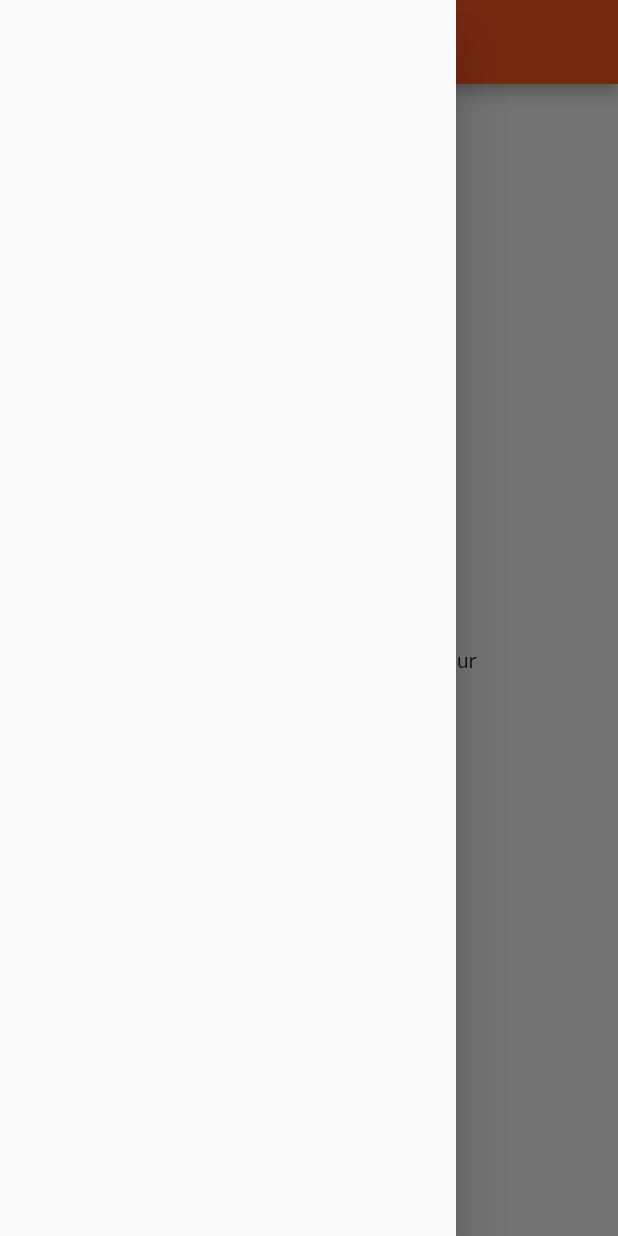
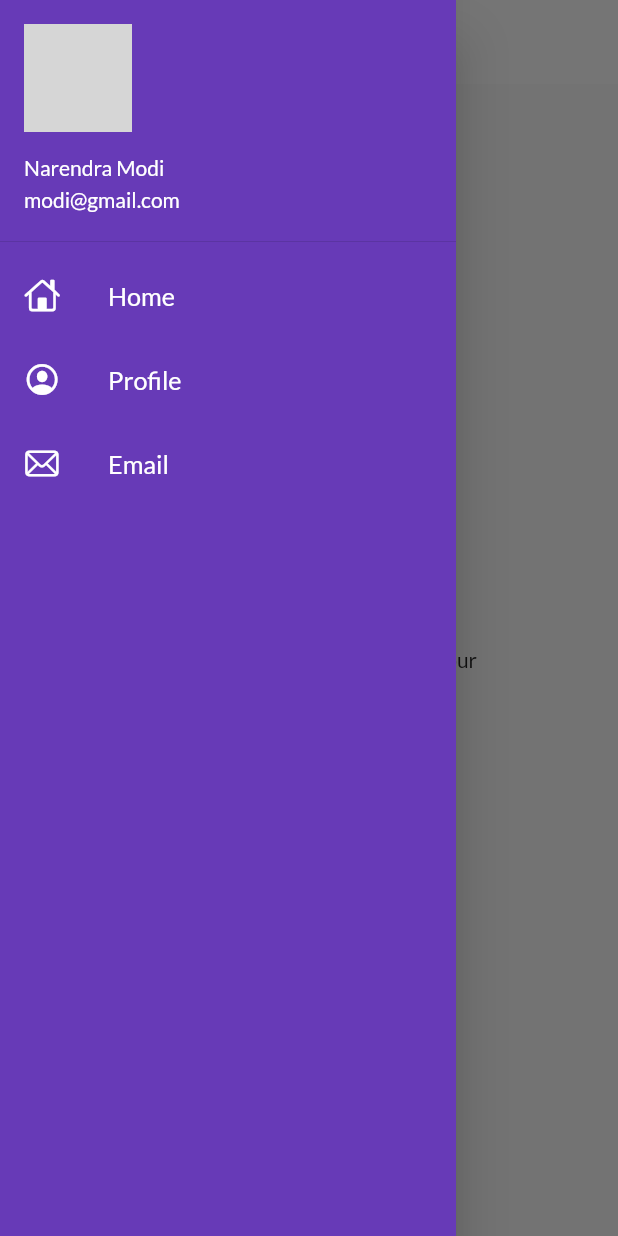
Before and after one commit to harshal-17/30DaysOfFlutter, a Flutter app: the HomePage screen opened by its route, with the side drawer open, on a phone screen of 412 x 824 dp. Run offline on Flutter 3.47's test engine with Material 2 defaults, Android fonts, the phone set to English and light mode, and no system bars; our stand-ins replace google_fonts; network calls fail; grey boxes are pictures that could not be loaded.

Commit message:
day 3 completed

```diff
--- a/lib/pages/home_page.dart
+++ b/lib/pages/home_page.dart
@@ -1,4 +1,5 @@
 import 'package:flutter/material.dart';
+import 'package:flutter_catalog/widgets/drawer.dart';
 
 class HomePage extends StatelessWidget {
   final int days = 30;
@@ -15,7 +16,7 @@ class HomePage extends StatelessWidget {
           child: Text('Welcome to $days of flutter by $name'),
         ),
       ),
-      drawer: Drawer(),
+      drawer: MyDrawer(),
     );
   }
 }
--- /dev/null
+++ b/lib/widgets/drawer.dart
@@ -0,0 +1,65 @@
+import 'package:flutter/cupertino.dart';
+import 'package:flutter/material.dart';
+
+class MyDrawer extends StatelessWidget {
+  const MyDrawer({Key? key}) : super(key: key);
+
+  @override
+  Widget build(BuildContext context) {
+    final imageUrl =
+        'https://cdn.dnaindia.com/sites/default/files/styles/full/public/2021/08/01/988310-987601-pm-narendra-modi.jpg';
+    return Drawer(
+      child: Container(
+        color: Colors.deepPurple,
+        child: ListView(
+          children: [
+            DrawerHeader(
+              padding: EdgeInsets.zero,
+              child: UserAccountsDrawerHeader(
+                margin: EdgeInsets.zero,
+                accountName: Text('Narendra Modi'),
+                accountEmail: Text('modi@gmail.com'),
+                currentAccountPicture: CircleAvatar(
+                  backgroundImage: NetworkImage(imageUrl),
+                ),
+              ),
+            ),
+            ListTile(
+              leading: Icon(
+                CupertinoIcons.home,
+                color: Colors.white,
+              ),
+              title: Text(
+                'Home',
+                textScaleFactor: 1.2,
+                style: TextStyle(color: Colors.white),
+              ),
+            ),
+            ListTile(
+              leading: Icon(
+                CupertinoIcons.profile_circled,
+                color: Colors.white,
+              ),
+              title: Text(
+                'Profile',
+                textScaleFactor: 1.2,
+                style: TextStyle(color: Colors.white),
+              ),
+            ),
+            ListTile(
+              leading: Icon(
+                CupertinoIcons.mail,
+                color: Colors.white,
+              ),
+              title: Text(
+                'Email',
+                textScaleFactor: 1.2,
+                style: TextStyle(color: Colors.white),
+              ),
+            ),
+          ],
+        ),
+      ),
+    );
+  }
+}
--- /dev/null
+++ b/lib/widgets/themes.dart
@@ -0,0 +1,19 @@
+import 'package:flutter/material.dart';
+import 'package:google_fonts/google_fonts.dart';
+
+class MyTheme {
+  static ThemeData lightTheme(BuildContext context) => ThemeData(
+        primarySwatch: Colors.deepPurple,
+        fontFamily: GoogleFonts.lato().fontFamily,
+        appBarTheme: AppBarTheme(
+          color: Colors.white,
+          elevation: 0.0,
+          iconTheme: IconThemeData(color: Colors.black),
+          textTheme: Theme.of(context).textTheme,
+        ),
+      );
+
+  static ThemeData darkTheme(BuildContext context) => ThemeData(
+        brightness: Brightness.dark,
+      );
+}
```
Also changed, not shown: lib/main.dart (+5 -9 lines), lib/models/catalog.dart (added, +16 -0 lines), lib/pages/login_page.dart (+39 -22 lines), assets/images/hey.png (added).
